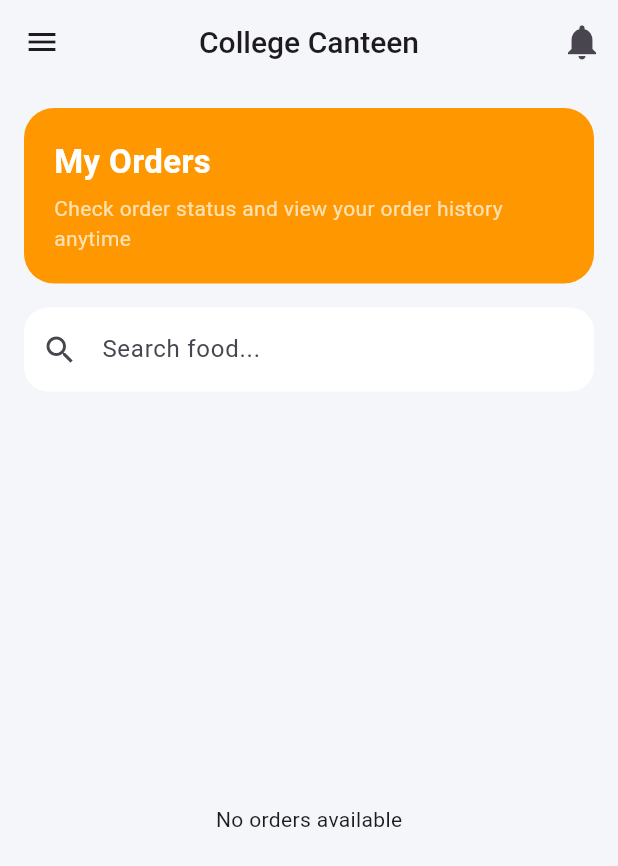
After one commit to pramesh745/college_canteen_management_system, a Flutter app: the MyOrders screen opened directly, on a phone screen of 412 x 824 dp. The commit adds this screen. Shown: the top 866 px of the screen. Run offline on Flutter 3.47's test engine with Material 3 defaults, Android fonts, the phone set to English and light mode, and no system bars; our stand-ins replace cloud_firestore, firebase_auth, firebase_core, flutter_secure_storage; accounts and stored records are empty.

Commit message:
feat: implement food ordering and order history functionality

```diff
--- a/lib/auth/register_page.dart
+++ b/lib/auth/register_page.dart
@@ -2,7 +2,6 @@ import 'package:college_canteen/auth/authn_provider.dart';
 import 'package:college_canteen/auth/login_page.dart';
 import 'package:college_canteen/auth/register_role_page.dart';
 import 'package:college_canteen/screens/admin/profile_page.dart';
-import 'package:college_canteen/screens/widgets/my_widgets.dart';
 import 'package:firebase_auth/firebase_auth.dart';
 import 'package:flutter/gestures.dart';
 import 'package:flutter/material.dart';
@@ -10,6 +9,7 @@ import 'package:provider/provider.dart';
 
 import '../screens/admin/admin_dashboard.dart';
 import '../screens/admin/manage_users.dart';
+import '../widgets/my_widgets.dart';
 
 class RegisterPage extends StatefulWidget {
   const RegisterPage({super.key});
--- a/lib/auth/register_role_page.dart
+++ b/lib/auth/register_role_page.dart
@@ -2,12 +2,12 @@ import 'package:college_canteen/auth/authn_provider.dart';
 import 'package:college_canteen/auth/register_page.dart';
 import 'package:college_canteen/screens/admin/admin_dashboard.dart';
 import 'package:college_canteen/screens/admin/profile_page.dart';
-import 'package:college_canteen/screens/widgets/my_widgets.dart';
 import 'package:firebase_auth/firebase_auth.dart';
 import 'package:flutter/material.dart';
 import 'package:provider/provider.dart';
 
 import '../screens/admin/manage_users.dart';
+import '../widgets/my_widgets.dart';
 import 'login_page.dart';
 
 class RegisterRolePage extends StatefulWidget {
--- /dev/null
+++ b/lib/model/get_my_orders_model.dart
@@ -0,0 +1,19 @@
+import 'package:flutter/cupertino.dart';
+
+class GetMyOrdersModel {
+  String? orderId;
+  String? foodName;
+  double? price;
+  double? quantity;
+  String? date;
+  String? time;
+
+  GetMyOrdersModel({
+    required this.orderId,
+    required this.foodName,
+    required this.price,
+    required this.quantity,
+    required this.date,
+    required this.time
+  });
+}
--- a/lib/screens/admin/admin_dashboard.dart
+++ b/lib/screens/admin/admin_dashboard.dart
@@ -8,7 +8,8 @@ import 'package:flutter/cupertino.dart';
 import 'package:flutter/material.dart';
 import 'package:provider/provider.dart';
 
-import '../widgets/my_widgets.dart';
+import '../../widgets/my_widgets.dart';
+
 
 class AdminDashboardPage extends StatefulWidget {
   const AdminDashboardPage({super.key});
--- a/lib/screens/admin/manage_users.dart
+++ b/lib/screens/admin/manage_users.dart
@@ -1,6 +1,5 @@
 import 'package:college_canteen/auth/register_role_page.dart';
 import 'package:college_canteen/screens/admin/profile_page.dart';
-import 'package:college_canteen/screens/widgets/my_widgets.dart';
 import 'package:firebase_auth/firebase_auth.dart';
 import 'package:flutter/cupertino.dart';
 import 'package:flutter/material.dart';
@@ -9,6 +8,7 @@ import 'package:provider/provider.dart';
 import '../../auth/authn_provider.dart';
 import '../../auth/login_page.dart';
 import '../../auth/register_page.dart';
+import '../../widgets/my_widgets.dart';
 import 'admin_dashboard.dart';
 
 class ManageUsers extends StatefulWidget {
--- a/lib/screens/staff/available_foods.dart
+++ b/lib/screens/staff/available_foods.dart
@@ -3,7 +3,8 @@ import 'package:flutter/cupertino.dart';
 import 'package:flutter/material.dart';
 import 'package:provider/provider.dart';
 
-import '../widgets/my_widgets.dart';
+import '../../widgets/my_widgets.dart';
+
 
 class AvailableFoods extends StatefulWidget {
   const AvailableFoods({super.key});
--- a/lib/screens/staff/manage_food_provider.dart
+++ b/lib/screens/staff/manage_food_provider.dart
@@ -1,7 +1,9 @@
 import 'package:cloud_firestore/cloud_firestore.dart';
 import 'package:college_canteen/model/get_all_foods_model.dart';
+import 'package:college_canteen/model/get_my_orders_model.dart';
 import 'package:firebase_core/firebase_core.dart';
 import 'package:flutter/material.dart';
+import 'package:intl/intl.dart';
 
 class ManageFoodProvider extends ChangeNotifier {
   final FirebaseFirestore _firebaseStorage = FirebaseFirestore.instance;
@@ -15,6 +17,8 @@ class ManageFoodProvider extends ChangeNotifier {
   String get errorMessage => _errorMessage;
 
   List<GetAllFoodsModel> allFoodsList = [];
+
+  List<GetMyOrdersModel> myOrdersList = [];
 
   Future<bool> postManageFood({
     required String foodName,
@@ -74,16 +78,27 @@ class ManageFoodProvider extends ChangeNotifier {
     required double quantity,
     required double price,
     required String email,
+    required String fullName,
   }) async {
+    final now = DateTime.now();
+    //
+    String orderId = "ORD-${now.millisecondsSinceEpoch}";
+    // String date = "${now.day}/${now.month}/${now.year}";
+    // String time = "${now.hour}:${now.minute}/${now.timeZoneOffset}";
     _isLoading = true;
     notifyListeners();
 
     try {
       await _firebaseStorage.collection("order_food").add({
-        "email":email,
+        "fullName": fullName,
+        "orderId": orderId,
+        "email": email,
         "foodName": foodName,
         "quantity": quantity,
         "price": price,
+        "time": DateFormat("hh:mm a").format(now),
+        "date": DateFormat("yyyy-MM-dd").format(now),
+        "status": "Pending",
       });
       notifyListeners();
       return true;
@@ -96,4 +111,37 @@ class ManageFoodProvider extends ChangeNotifier {
       notifyListeners();
     }
   }
+
+  Future<List<dynamic>> getMyOrders(String email) async {
+    _isLoading = true;
+    notifyListeners();
+
+    try {
+      final success = await _firebaseStorage.collection("order_food")
+        .where("email", isEqualTo: email).get();
+
+      myOrdersList.clear();
+      for (var order in success.docs) {
+        Map<String, dynamic> orders = order.data();
+        myOrdersList.add(
+          GetMyOrdersModel(
+            orderId: orders["orderId"] ?? "",
+            foodName: orders["foodName"] ?? "",
+            price: orders["price"] ?? 0,
+            quantity: orders["quantity"] ?? 0,
+            date: orders["date"] ?? "",
+            time: orders["time"] ?? "",
+          ),
+        );
+      }
+      print("Orders Found");
+      return myOrdersList;
+    } on FirebaseException catch (e) {
+      _errorMessage = e.toString();
+      return [];
+    } finally {
+      _isLoading = false;
+      notifyListeners();
+    }
+  }
 }
--- a/lib/screens/staff/staff_dashboard.dart
+++ b/lib/screens/staff/staff_dashboard.dart
@@ -3,9 +3,9 @@ import 'package:college_canteen/screens/staff/available_foods.dart';
 import 'package:flutter/cupertino.dart';
 import 'package:flutter/material.dart';
 import 'package:provider/provider.dart';
+import '../../widgets/my_widgets.dart';
+import '../admin/profile_page.dart';
 
-import '../admin/profile_page.dart';
-import '../widgets/my_widgets.dart';
 
 class StaffDashboard extends StatefulWidget {
   const StaffDashboard({super.key});
--- /dev/null
+++ b/lib/screens/student/my_orders.dart
@@ -0,0 +1,234 @@
+import 'package:college_canteen/screens/student/student_dashboard.dart';
+import 'package:firebase_auth/firebase_auth.dart';
+import 'package:flutter/cupertino.dart';
+import 'package:flutter/material.dart';
+import 'package:provider/provider.dart';
+
+import '../../widgets/my_widgets.dart';
+import '../staff/manage_food_provider.dart';
+
+class MyOrders extends StatefulWidget {
+  const MyOrders({super.key});
+
+  @override
+  State<MyOrders> createState() => _MyOrdersState();
+}
+
+class _MyOrdersState extends State<MyOrders> {
+  @override
+  void initState() {
+    // TODO: implement initState
+    WidgetsBinding.instance.addPostFrameCallback((_) {
+      final email = FirebaseAuth.instance.currentUser?.email ?? "";
+      Provider.of<ManageFoodProvider>(
+        context,
+        listen: false,
+      ).getMyOrders(email);
+    });
+
+    super.initState();
+  }
+
+  @override
+  Widget build(BuildContext context) {
+    return Scaffold(
+      resizeToAvoidBottomInset: true,
+      backgroundColor: const Color(0xFFF4F6F9),
+      appBar: MyWidgets.customAppbar(),
+
+      // Your drawer here
+      drawer: MyWidgets.customDrawer(
+        context,
+        firstIcon: Icons.dashboard,
+        secondIcon: Icons.person,
+        thirdIcon: Icons.shopping_cart,
+        fourthIcon: Icons.receipt_long,
+        firstTitle: "Dashboard",
+        secondTitle: "Profile",
+        thirdTitle: "Cart",
+        fourthTitle: "My Orders",
+        firstOnTap: () => Navigator.pushAndRemoveUntil(
+          context,
+          MaterialPageRoute(builder: (_) => StudentDashboard()),
+          (route) => false,
+        ),
+        secondOnTap: () {},
+        thirdOnTap: () {},
+        fourthOnTap: () {
+          Navigator.pop(context);
+        },
+      ),
+      body: SafeArea(
+        child: Column(
+          children: [
+            // Welcome Section
+            Container(
+              width: double.infinity,
+              margin: const EdgeInsets.all(16),
+              padding: const EdgeInsets.all(20),
+              decoration: BoxDecoration(
+                borderRadius: BorderRadius.circular(20),
+                color: Colors.orange,
+              ),
+              child: const Column(
+                crossAxisAlignment: CrossAxisAlignment.start,
+                children: [
+                  Text(
+                    "My Orders",
+                    style: TextStyle(
+                      color: Colors.white,
+                      fontSize: 22,
+                      fontWeight: FontWeight.bold,
+                    ),
+                  ),
+                  SizedBox(height: 6),
+                  Text(
+                    "Check order status and view your order history anytime",
+                    style: TextStyle(color: Colors.white70),
+                  ),
+                ],
+              ),
+            ),
+
+            // Search Bar
+            Padding(
+              padding: const EdgeInsets.symmetric(horizontal: 16),
+              child: TextField(
+                decoration: InputDecoration(
+                  hintText: "Search food...",
+                  prefixIcon: const Icon(Icons.search),
+                  filled: true,
+                  fillColor: Colors.white,
+                  border: OutlineInputBorder(
+                    borderRadius: BorderRadius.circular(16),
+                    borderSide: BorderSide.none,
+                  ),
+                ),
+              ),
+            ),
+
+            const SizedBox(height: 8),
+
+            Expanded(
+              child: Consumer<ManageFoodProvider>(
+                builder: (context, manageFoodProvider, child) {
+                  if (manageFoodProvider.isLoading) {
+                    return const Center(child: CircularProgressIndicator());
+                  }
+
+                  if (manageFoodProvider.myOrdersList.isEmpty) {
+                    return const Center(child: Text("No orders available"));
+                  }
+
+                  return RefreshIndicator(
+                    onRefresh: () async {
+                      final email =
+                          FirebaseAuth.instance.currentUser?.email ?? "";
+
+                      await Provider.of<ManageFoodProvider>(
+                        context,
+                        listen: false,
+                      ).getMyOrders(email);
+                    },
+                    child: ListView.builder(
+                      itemCount: manageFoodProvider.myOrdersList.length,
+                      padding: const EdgeInsets.only(
+                        left: 16,
+                        right: 16,
+                        bottom: 20,
+                      ),
+                      itemBuilder: (context, index) {
+                        final orders = manageFoodProvider.myOrdersList[index];
+
+                        return Container(
+                          margin: const EdgeInsets.only(bottom: 12),
+                          padding: const EdgeInsets.all(14),
+                          decoration: BoxDecoration(
+                            color: Colors.white,
+                            borderRadius: BorderRadius.circular(18),
+                            boxShadow: [
+                              BoxShadow(
+                                color: Colors.black.withOpacity(0.05),
+                                blurRadius: 10,
+                                offset: const Offset(0, 4),
+                              ),
+                            ],
+                          ),
+                          child: Column(
+                            crossAxisAlignment: CrossAxisAlignment.start,
+                            children: [
+                              // Top row
+                              Row(
+                                mainAxisAlignment:
+                                    MainAxisAlignment.spaceBetween,
+                                children: [
+                                  Text(
+                                    orders.orderId ?? "",
+                                    style: TextStyle(
+                                      fontSize: 16,
+                                      fontWeight: FontWeight.bold,
+                                    ),
+                                  ),
+                                  Text(
+                                    "Preparing",
+                                    style: TextStyle(
+                                      color: Colors.orange,
+                                      fontWeight: FontWeight.w600,
+                                      fontSize: 12,
+                                    ),
+                                  ),
+                                ],
+                              ),
+
+                              const SizedBox(height: 10),
+
+                              // Food name (from provider)
+                              Text(
+                                "${orders.foodName ?? ""} / ${orders.quantity}",
+                                maxLines: 2,
+                                overflow: TextOverflow.ellipsis,
+                                style: const TextStyle(
+                                  fontSize: 14,
+                                  color: Colors.black87,
+                                ),
+                              ),
+
+                              const SizedBox(height: 8),
+
+                              // Price + Date
+                              Row(
+                                mainAxisAlignment:
+                                    MainAxisAlignment.spaceBetween,
+                                children: [
+                                  Text(
+                                    "Total: Rs. ${orders.price}",
+                                    style: TextStyle(
+                                      fontSize: 15,
+                                      fontWeight: FontWeight.bold,
+                                      color: Colors.orange,
+                                    ),
+                                  ),
+                                  Text(
+                                    "${orders.date} • ${orders.time}",
+                                    style: TextStyle(
+                                      fontSize: 12,
+                                      color: Colors.grey,
+                                    ),
+                                  ),
+                                ],
+                              ),
+                            ],
+                          ),
+                        );
+                      },
+                    ),
+                  );
+                },
+              ),
+            ),
+          ],
+        ),
+      ),
+    );
+  }
+}
--- a/pubspec.yaml
+++ b/pubspec.yaml
@@ -39,6 +39,7 @@ dependencies:
   firebase_auth: ^6.5.1
   cloud_firestore: ^6.4.1
   flutter_secure_storage: ^10.3.0
+  intl: ^0.20.2
 
 dev_dependencies:
   flutter_test:
```
Also changed, not shown: lib/screens/student/student_dashboard.dart (+8 -11 lines), lib/widgets/my_widgets.dart (renamed from lib/screens/widgets/my_widgets.dart, +6 -2 lines), pubspec.lock, 1 other file.
